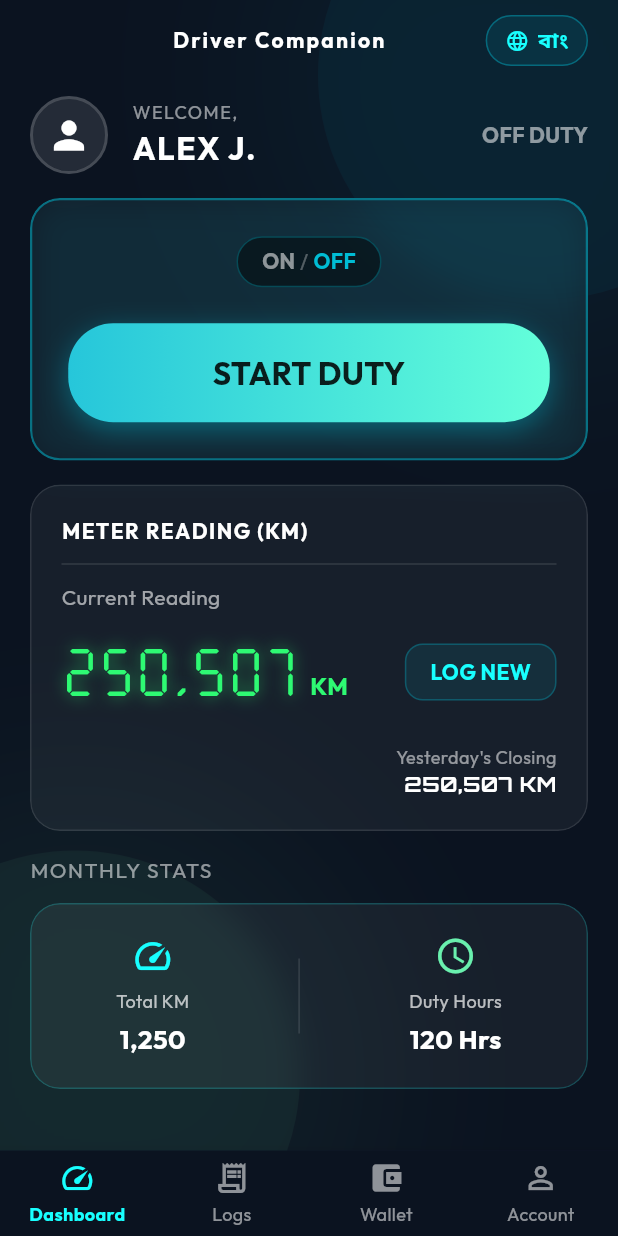
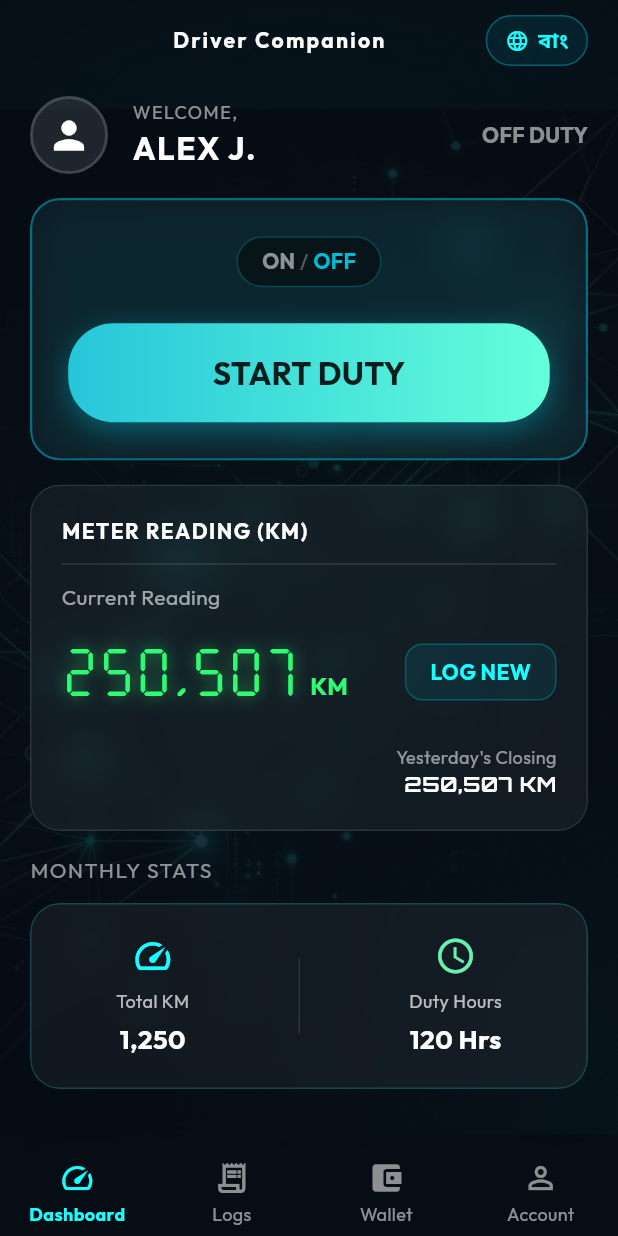
Before and after one commit to kaziomarSH24/ubs-fleet-app, a Flutter app: the DriverHomeScreen screen opened by its route, on a phone screen of 412 x 824 dp. Run offline on Flutter 3.47's test engine with Material 3 defaults, Android fonts, the phone set to English and light mode, and no system bars; drawn by our look-alikes of flutter_animate; our stand-ins replace flutter_dotenv, flutter_riverpod, go_router, lottie, supabase_flutter, velocity_x; accounts and stored records are empty; project files that could hold a hidden picture were left out.

Commit message:
fix: restore background image on home screen and use extendBody to fix bottom nav jumping issue on language switch

```diff
--- a/lib/features/driver/presentation/screens/driver_home_screen.dart
+++ b/lib/features/driver/presentation/screens/driver_home_screen.dart
@@ -28,41 +28,22 @@ class _DriverHomeScreenState extends State<DriverHomeScreen> {
     final l10n = AppLocalizations.of(context)!;
 
     return Scaffold(
-      backgroundColor: const Color(
-        0xFF0B1320,
-      ), // Darker background similar to mockup
+      backgroundColor: const Color(0xFF070D14), // Darker background similar to profile
       body: Stack(
         children: [
-          // Background Gradient accents
-          Positioned(
-            top: -100,
-            right: -100,
-            child: Container(
-              width: 300,
-              height: 300,
-              decoration: BoxDecoration(
-                shape: BoxShape.circle,
-                color: AppColors.primary.withValues(alpha: 0.05),
-                boxShadow: [
-                  BoxShadow(color: AppColors.primary.withValues(alpha: 0.05), blurRadius: 100, spreadRadius: 50)
-                ]
+          // Real Background Image
+          Container(
+            decoration: const BoxDecoration(
+              image: DecorationImage(
+                image: AssetImage('assets/images/driver_bg.jpg'),
+                fit: BoxFit.cover,
               ),
             ),
           ),
-          Positioned(
-            bottom: -100,
-            left: -100,
-            child: Container(
-              width: 300,
-              height: 300,
-              decoration: BoxDecoration(
-                shape: BoxShape.circle,
-                color: Colors.greenAccent.withValues(alpha: 0.05),
-                boxShadow: [
-                  BoxShadow(color: Colors.greenAccent.withValues(alpha: 0.05), blurRadius: 100, spreadRadius: 50)
-                ]
-              ),
-            ),
+
+          // Heavy Glass Overlay (to make the top blend smoothly)
+          Container(
+            color: const Color(0xFF070D14).withValues(alpha: 0.85),
           ),
 
           SafeArea(
@@ -74,7 +55,7 @@ class _DriverHomeScreenState extends State<DriverHomeScreen> {
                     padding: const EdgeInsets.symmetric(
                       horizontal: 20.0,
                       vertical: 10.0,
-                    ),
+                    ).copyWith(bottom: 100), // Padding for extendBody bottom nav
                     child: Column(
                       crossAxisAlignment: CrossAxisAlignment.stretch,
                       children: [
--- a/lib/features/driver/presentation/screens/driver_logs_screen.dart
+++ b/lib/features/driver/presentation/screens/driver_logs_screen.dart
@@ -105,7 +105,7 @@ class _DriverLogsScreenState extends State<DriverLogsScreen> {
             // Logs List
             Expanded(
               child: ListView.builder(
-                padding: const EdgeInsets.symmetric(horizontal: 20, vertical: 10),
+                padding: const EdgeInsets.symmetric(horizontal: 20, vertical: 10).copyWith(bottom: 100),
                 itemCount: mockLogs.length,
                 itemBuilder: (context, index) {
                   final log = mockLogs[index];
--- a/lib/features/driver/presentation/screens/driver_main_screen.dart
+++ b/lib/features/driver/presentation/screens/driver_main_screen.dart
@@ -27,6 +27,7 @@ class DriverMainScreen extends StatelessWidget {
     final currentIndex = calculateSelectedIndex(context);
 
     return Scaffold(
+      extendBody: true,
       body: child,
       bottomNavigationBar: Theme(
         data: Theme.of(context).copyWith(
@@ -34,7 +35,7 @@ class DriverMainScreen extends StatelessWidget {
           highlightColor: Colors.transparent,
         ),
         child: BottomNavigationBar(
-          backgroundColor: const Color(0xFF0B1320),
+          backgroundColor: const Color(0xFF070D14), // Darker color matching profile
           type: BottomNavigationBarType.fixed,
           selectedItemColor: Colors.cyanAccent,
           unselectedItemColor: Colors.white54,
--- a/lib/features/driver/presentation/screens/driver_profile_screen.dart
+++ b/lib/features/driver/presentation/screens/driver_profile_screen.dart
@@ -51,7 +51,7 @@ class DriverProfileScreen extends ConsumerWidget {
           // Content
           SafeArea(
             child: SingleChildScrollView(
-              padding: const EdgeInsets.symmetric(horizontal: 24, vertical: 20),
+              padding: const EdgeInsets.symmetric(horizontal: 24, vertical: 20).copyWith(bottom: 100),
               child: Column(
                 children: [
                   // App Bar
--- a/lib/features/driver/presentation/screens/driver_wallet_screen.dart
+++ b/lib/features/driver/presentation/screens/driver_wallet_screen.dart
@@ -51,7 +51,7 @@ class DriverWalletScreen extends StatelessWidget {
           children: [
             Expanded(
               child: SingleChildScrollView(
-                padding: const EdgeInsets.all(20),
+                padding: const EdgeInsets.all(20).copyWith(bottom: 100),
                 child: Column(
                   crossAxisAlignment: CrossAxisAlignment.start,
                   children: [
```
